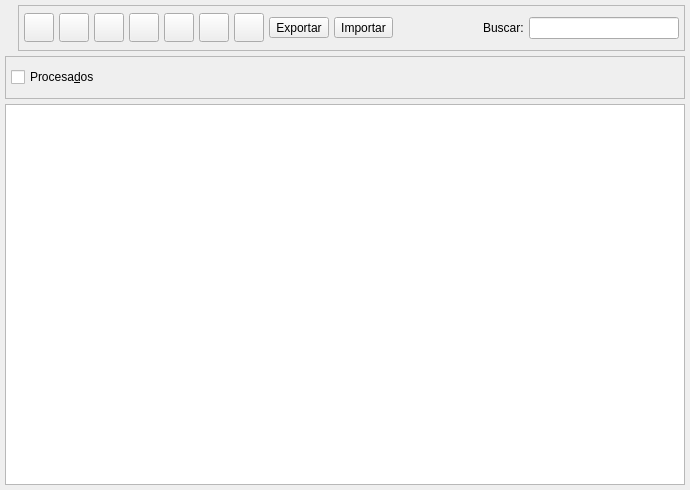
Old version of the form bulmages/bulmafact/src/providerslistbase.ui in the repository eboladev/Bulmages-1.
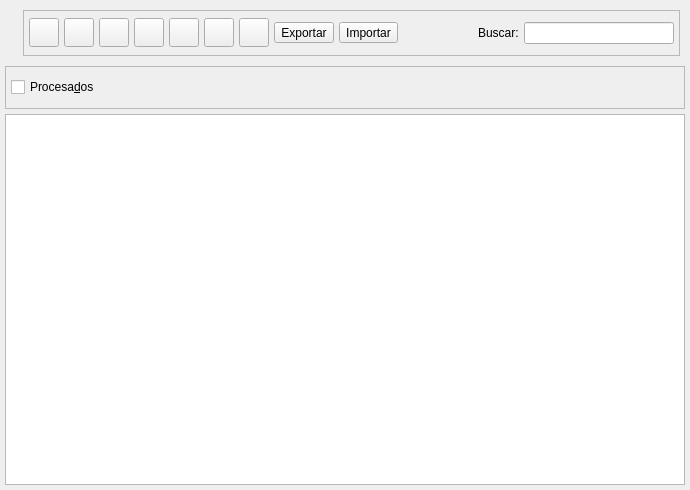
New version of the form. Icons and pictures are not drawn. Custom widgets are drawn as their Qt base class.

Diff of the .ui file:
```diff
--- a/bulmages/bulmafact/src/providerslistbase.ui
+++ b/bulmages/bulmafact/src/providerslistbase.ui
@@ -14,7 +14,9 @@
    </rect>
   </property>
   <property name="sizePolicy" >
-   <sizepolicy vsizetype="Minimum" hsizetype="Minimum" >
+   <sizepolicy>
+    <hsizetype>0</hsizetype>
+    <vsizetype>0</vsizetype>
     <horstretch>0</horstretch>
     <verstretch>0</verstretch>
    </sizepolicy>
@@ -43,21 +45,12 @@
    </property>
    <item>
     <layout class="QHBoxLayout" >
+     <property name="margin" >
+      <number>5</number>
+     </property>
      <property name="spacing" >
       <number>6</number>
      </property>
-     <property name="leftMargin" >
-      <number>0</number>
-     </property>
-     <property name="topMargin" >
-      <number>0</number>
-     </property>
-     <property name="rightMargin" >
-      <number>0</number>
-     </property>
-     <property name="bottomMargin" >
-      <number>0</number>
-     </property>
      <item>
       <widget class="QLabel" name="label" >
        <property name="text" >
@@ -341,7 +334,9 @@
         <item>
          <widget class="QLineEdit" name="m_filtro" >
           <property name="sizePolicy" >
-           <sizepolicy vsizetype="Fixed" hsizetype="Minimum" >
+           <sizepolicy>
+            <hsizetype>0</hsizetype>
+            <vsizetype>0</vsizetype>
             <horstretch>0</horstretch>
             <verstretch>0</verstretch>
            </sizepolicy>
@@ -412,7 +407,9 @@
    <item>
     <widget class="ProveedorListSubform" name="mui_list" >
      <property name="sizePolicy" >
-      <sizepolicy vsizetype="MinimumExpanding" hsizetype="MinimumExpanding" >
+      <sizepolicy>
+       <hsizetype>7</hsizetype>
+       <vsizetype>7</vsizetype>
        <horstretch>0</horstretch>
        <verstretch>0</verstretch>
       </sizepolicy>
```
Left out of the diff: 49 changed lines with no effect on the pictures.
